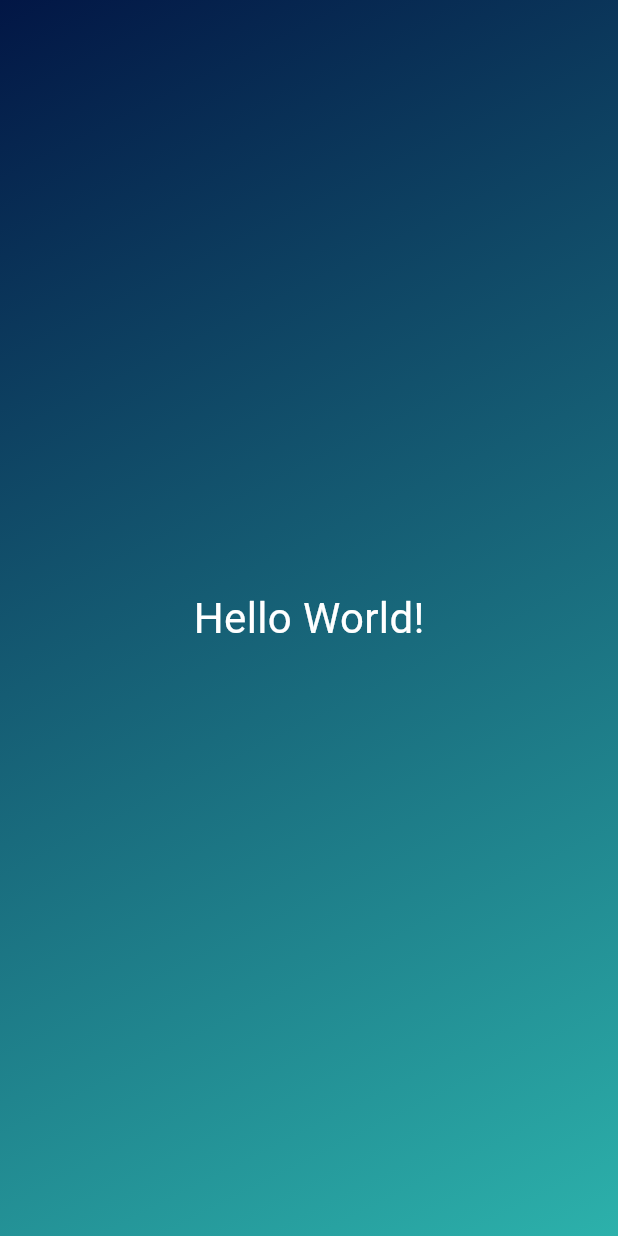
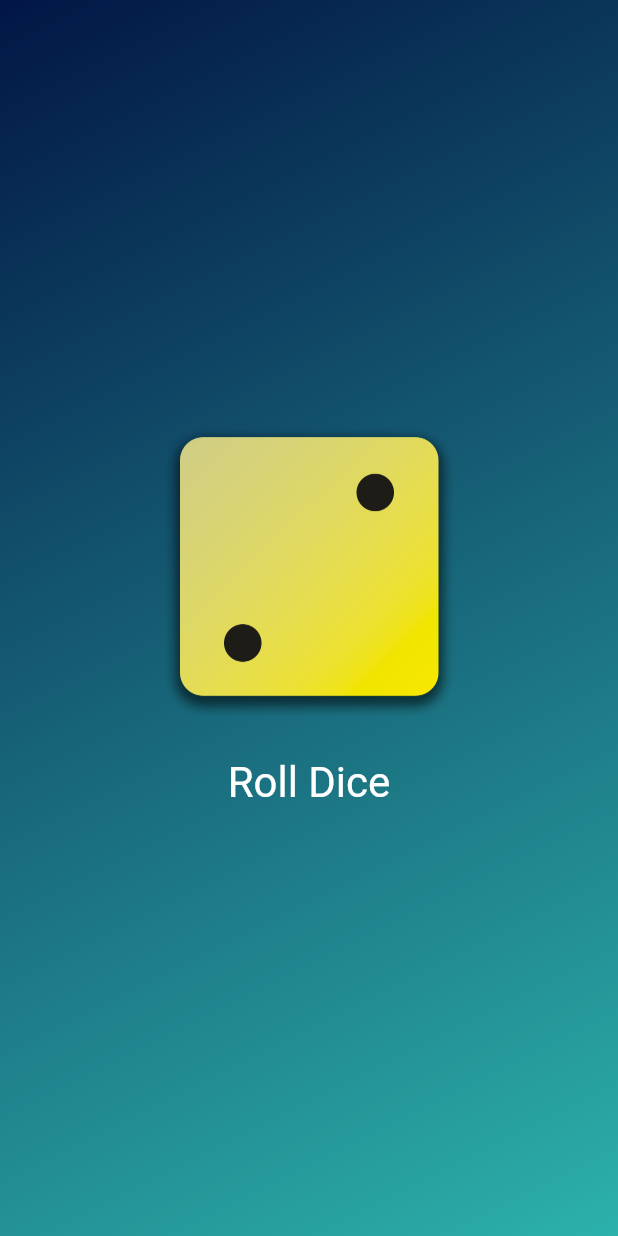
Before and after one commit to Bejte/first_app, a Flutter app: the screen it shows after launch, on a phone screen of 412 x 824 dp. Run offline on Flutter 3.47's test engine with Material 3 defaults, Android fonts, the phone set to English and light mode, and no system bars.

Commit message:
complete roll dice

```diff
--- /dev/null
+++ b/lib/dice_roller.dart
@@ -0,0 +1,50 @@
+import 'dart:math';
+
+import 'package:flutter/material.dart';
+
+final randomizer = Random();
+
+class DiceRoller extends StatefulWidget {
+  const DiceRoller({super.key});
+
+  @override
+  State<DiceRoller> createState() {
+    return _DiceRollerState();
+  }
+}
+
+class _DiceRollerState extends State<DiceRoller> {
+  var currentDiceRoll = 2;
+
+  void rollDice() {
+    setState(() {
+      currentDiceRoll = randomizer.nextInt(6) + 1;
+    });
+  }
+
+  @override
+  Widget build(context) {
+    return Column(mainAxisSize: MainAxisSize.min, children: [
+      Image.asset(
+        'assets/images/dice-$currentDiceRoll.png',
+        width: 200,
+      ),
+      const SizedBox(
+        height: 20,
+      ),
+      TextButton(
+        onPressed: rollDice,
+        style: TextButton.styleFrom(
+          // padding: const EdgeInsets.only(
+          //   top: 20,
+          // ),
+          foregroundColor: Colors.white,
+          textStyle: const TextStyle(
+            fontSize: 28,
+          ),
+        ),
+        child: const Text('Roll Dice'),
+      ),
+    ]);
+  }
+}
--- a/lib/graident_container.dart
+++ b/lib/graident_container.dart
@@ -1,26 +1,34 @@
 import 'package:flutter/material.dart';
 
+//import 'package:first_app/styled_text.dart';
+import 'package:first_app/dice_roller.dart';
+
+const startAlignment = Alignment.topLeft;
+const endAlignment = Alignment.bottomRight;
+
 class GradientContainer extends StatelessWidget {
-  const GradientContainer({super.key});
+  const GradientContainer({super.key, required this.colors});
+
+  const GradientContainer.red({super.key})
+      : colors = const [
+          Color.fromARGB(255, 174, 179, 48),
+          Color.fromARGB(255, 152, 29, 29),
+        ];
+
+  final List<Color> colors;
 
   @override
   Widget build(context) {
     return Container(
-      decoration: const BoxDecoration(
+      decoration: BoxDecoration(
         gradient: LinearGradient(
-          colors: [
-            Color.fromARGB(255, 2, 22, 69),
-            Color.fromARGB(255, 44, 177, 171),
-          ],
-          begin: Alignment.topLeft,
-          end: Alignment.bottomRight,
+          colors: colors,
+          begin: startAlignment,
+          end: endAlignment,
         ),
       ),
       child: const Center(
-        child: Text(
-          'Hello World!',
-          style: TextStyle(color: Colors.white, fontSize: 28),
-        ),
+        child: DiceRoller(),
       ),
     );
   }
--- a/lib/main.dart
+++ b/lib/main.dart
@@ -6,7 +6,12 @@ void main() {
   runApp(
     const MaterialApp(
       home: Scaffold(
-        body: GradientContainer(),
+        body: GradientContainer(
+          colors: const [
+            Color.fromARGB(255, 2, 22, 69),
+            Color.fromARGB(255, 44, 177, 171),
+          ],
+        ),
       ),
     ),
   );
--- /dev/null
+++ b/lib/styled_text.dart
@@ -0,0 +1,17 @@
+import 'package:flutter/material.dart';
+
+class StyledText extends StatelessWidget {
+  const StyledText(this.text, {super.key});
+
+  final String text;
+
+  @override
+  Widget build(context) {
+    return Text(
+      text,
+      style: const TextStyle(
+        color: Colors.white,
+        fontSize: 28),
+    );
+  }
+}
```
Also changed, not shown: pubspec.yaml (+7 -3 lines), assets/images/dice-1.png (added), assets/images/dice-2.png (added), assets/images/dice-3.png (added), assets/images/dice-4.png (added), assets/images/dice-5.png (added), assets/images/dice-6.png (added).
